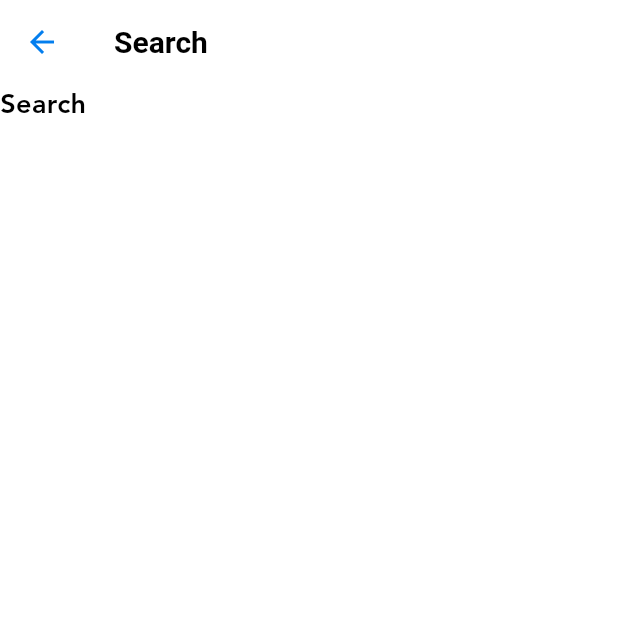
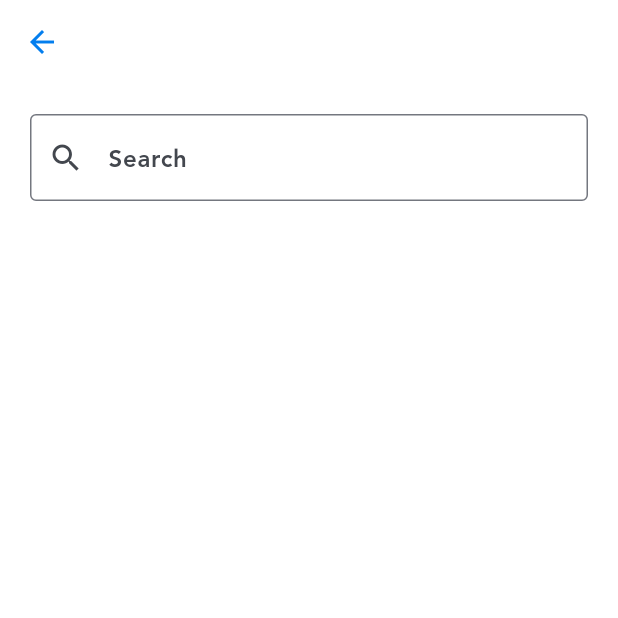
Before and after one commit to amroshehk/ShopApp, a Flutter app: the SearchScreen screen opened directly, on a phone screen of 412 x 824 dp, the top half of it. Run offline on Flutter 3.47's test engine with Material 3 defaults, Android fonts, the phone set to English and light mode, and no system bars; our stand-ins replace bloc, carousel_slider, conditional_builder_null_safety, dio, flutter_bloc, fluttertoast and 4 more; missing offline and left inert: dart:ffi; accounts and stored records are empty; statements that could not run were skipped.

Commit message:
Add search screen UI design. Add search products API integration.

```diff
--- a/lib/layouts/shop/ShopLayout.dart
+++ b/lib/layouts/shop/ShopLayout.dart
@@ -25,7 +25,7 @@ class ShopLayout extends StatelessWidget {
               title: Text('Salla'),
               actions: [
                 IconButton(onPressed: () {
-                  navigateTo(context, const SearchScreen());
+                  navigateTo(context, SearchScreen());
                 }, icon: Icon(Icons.search))
               ],
             ),
--- a/lib/modules/search/search_screen.dart
+++ b/lib/modules/search/search_screen.dart
@@ -1,21 +1,87 @@
 import 'package:flutter/cupertino.dart';
 import 'package:flutter/material.dart';
+import 'package:flutter_bloc/flutter_bloc.dart';
+import 'package:shop_app/layouts/shop/cubit.dart';
+import 'package:shop_app/modules/search/states.dart';
+
+import '../../shared/components/components.dart';
+import 'cubit.dart';
 
 class SearchScreen extends StatelessWidget {
   const SearchScreen({super.key});
 
   @override
   Widget build(BuildContext context) {
-    return Scaffold(
-      appBar: AppBar(
-        title: Text("Search"),
-        leading: IconButton(onPressed: () {
-Navigator.pop(context);
-        }, icon: Icon(Icons.arrow_back_outlined)),
-      ),
+    var formKey = GlobalKey<FormState>();
+    var searchController = TextEditingController();
 
-      body: Container(
-        child: Text("Search"),
+    return MultiBlocProvider(
+      providers: [
+        BlocProvider(
+          create: (context) => SearchCubit(),
+        ),
+        BlocProvider(
+          create: (BuildContext context) => ShopCubit(),
+        ),
+      ],
+      child: BlocConsumer<SearchCubit, SearchStates>(
+        listener: (context, state) {},
+        builder: (context, state) {
+          return Scaffold(
+            appBar: AppBar(),
+            body: Form(
+              key: formKey,
+              child: Padding(
+                padding: const EdgeInsets.all(20.0),
+                child: Column(
+                  children: [
+                    defaultTextFormField(
+                        controller: searchController,
+                        type: TextInputType.text,
+                        validator: (value) {
+                          if (value.isEmpty) {
+                            return 'enter text to search';
+                          }
+
+                          return null;
+                        },
+                        onFieldSubmitted: (String text) {
+                          SearchCubit.get(context).search(text);
+                        },
+                        labelText: 'Search',
+                        prefixIcon: Icon(Icons.search),
+                        context: context),
+                    const SizedBox(
+                      height: 10.0,
+                    ),
+                    if (state is SearchLoadingState)
+                      const LinearProgressIndicator(),
+                    const SizedBox(
+                      height: 10.0,
+                    ),
+                    if (state is SearchSuccessState)
+                      Expanded(
+                        child: ListView.separated(
+                          itemBuilder: (BuildContext context, index) =>
+                              buildProductItem(
+                            SearchCubit.get(context).model?.data!.data?[index],
+                            context,
+                            isOldPrice: false,
+                          ),
+                          separatorBuilder: (context, index) => myDivider(),
+                          itemCount: SearchCubit.get(context)
+                              .model!
+                              .data!
+                              .data!
+                              .length,
+                        ),
+                      ),
+                  ],
+                ),
+              ),
+            ),
+          );
+        },
       ),
     );
   }
--- /dev/null
+++ b/lib/modules/search/states.dart
@@ -0,0 +1,9 @@
+abstract class SearchStates {}
+
+class SearchInitialState extends SearchStates {}
+
+class SearchLoadingState extends SearchStates {}
+
+class SearchSuccessState extends SearchStates {}
+
+class SearchErrorState extends SearchStates {}
--- a/lib/shared/components/components.dart
+++ b/lib/shared/components/components.dart
@@ -52,7 +52,8 @@ Widget defaultTextFormField(
       required FormFieldValidator validator,
       GestureTapCallback? onTab,
       ValueChanged<String>? onChanged,
-      required BuildContext context
+      required BuildContext context,
+      ValueChanged<String>? onFieldSubmitted
 }
 ) =>
     TextFormField(
@@ -69,6 +70,7 @@ Widget defaultTextFormField(
       readOnly: isReadOnly,
       onChanged: onChanged ,
       style:  Theme.of(context).textTheme.bodyMedium,
+        onFieldSubmitted:onFieldSubmitted
     );
 
 void navigateTo(context, Widget screen) =>
@@ -198,7 +200,7 @@ Widget buildProductItem(
                         icon: CircleAvatar(
                           radius: 15.0,
                           backgroundColor:
-                          ShopCubit.get(context).favorites[model.id]!
+                          ShopCubit.get(context).favorites[model.id]!=null
                               ? defaultColor
                               : Colors.grey,
                           child: Icon(
--- a/lib/shared/network/remote/end_points.dart
+++ b/lib/shared/network/remote/end_points.dart
@@ -5,3 +5,4 @@ String FAVORITES = "favorites";
 String PROFILE = "profile";
 String REGISTER = "register";
 String UPDATE_PROFILE = "update-profile";
+String SEARCH = 'products/search';
```
Also changed, not shown: lib/models/search/search_model.dart (added, +89 -0 lines), lib/modules/search/cubit.dart (added, +36 -0 lines).
